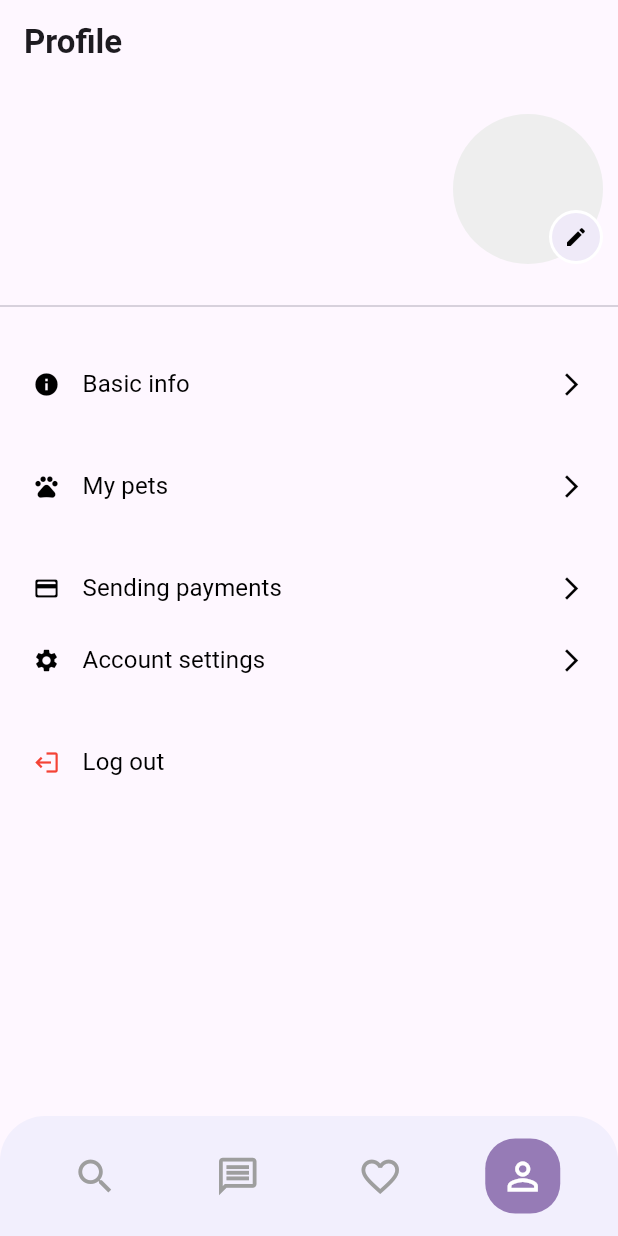
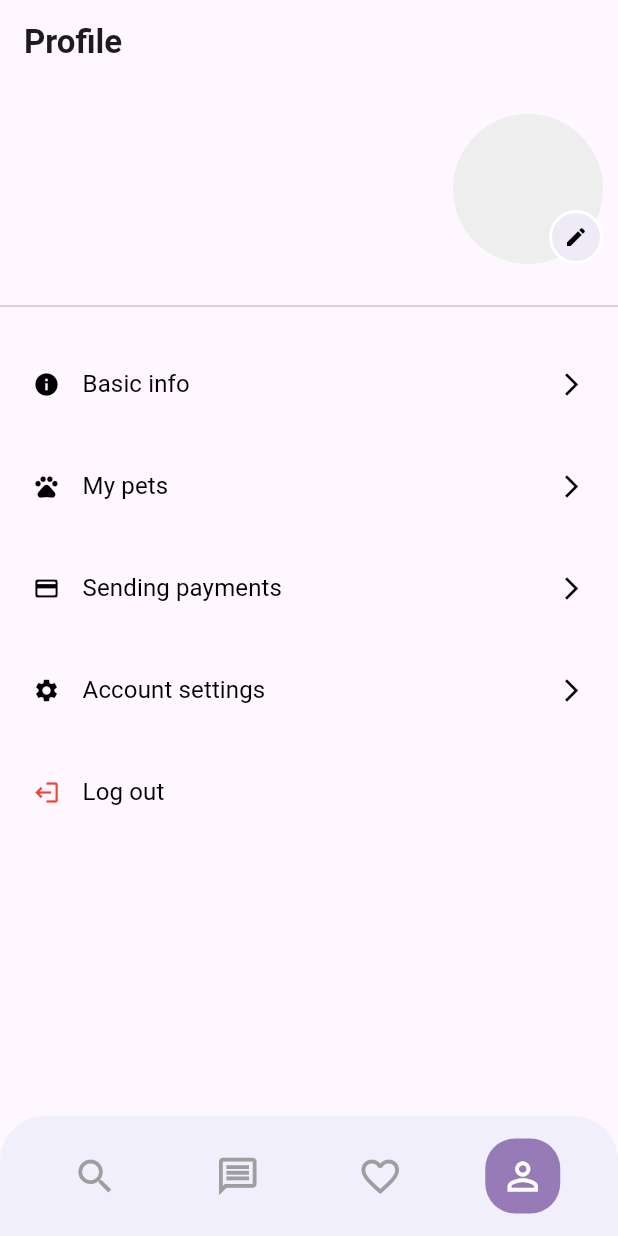
Before and after one commit to ferideberisha/PetPals, a Flutter app: the ProfilePage screen opened directly, on a phone screen of 412 x 824 dp. Run offline on Flutter 3.47's test engine with Material 3 defaults, Android fonts, the phone set to English and light mode, and no system bars; our stand-ins replace cloud_firestore, firebase_auth, firebase_core, firebase_storage, flutter_datetime_picker_plus, google_fonts and 3 more; accounts and stored records are empty.

Commit message:
Update profile_page.dart

```diff
--- a/lib/pages/home/profile/profile_page.dart
+++ b/lib/pages/home/profile/profile_page.dart
@@ -348,7 +348,6 @@ Widget build(BuildContext context) {
                 ),
               ),
             ],
-
             // Pets Section (only for owners)
             if (!isWalker)
               TextButton(
@@ -384,9 +383,10 @@ Widget build(BuildContext context) {
                 ),
               ),
             const SizedBox(height: 20),
-
             // Payments Section (only for owners)
             if (!isWalker)
+              Column(
+                children: [
                   TextButton(
                     onPressed: () {
                       Navigator.push(
@@ -418,6 +418,9 @@ Widget build(BuildContext context) {
                         SizedBox(width: 10),
                       ],
                     ),
+                  ),
+                  const SizedBox(height: 20), // Adds space after the payments section
+                ],
               ),
             TextButton(
               onPressed: () {
```
Lines whose indentation alone changed are shown as unchanged.
